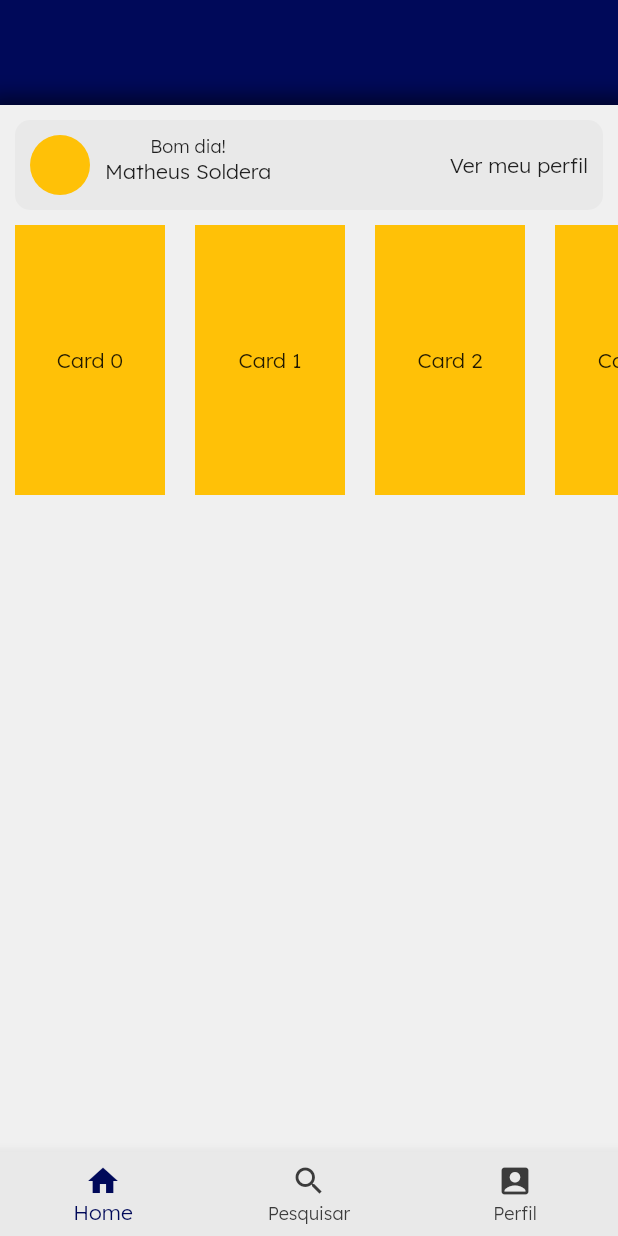
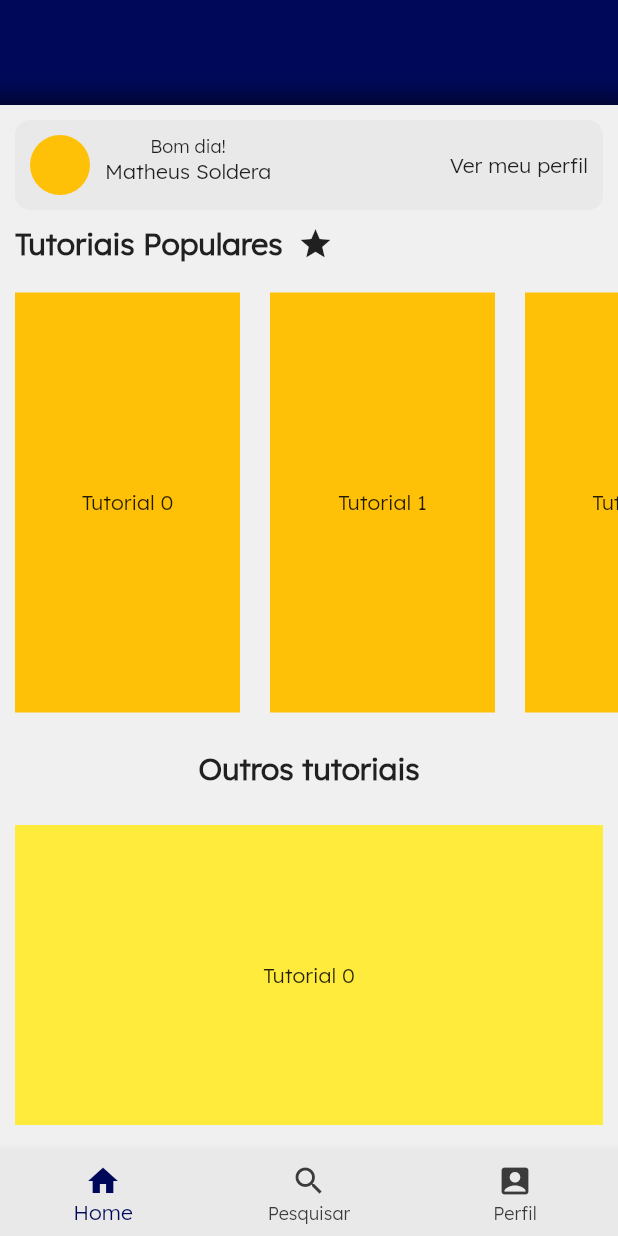
Before and after one commit to KlotJota/how_to, a Flutter app: the HomePage screen opened by its route, on a phone screen of 412 x 824 dp. Run offline on Flutter 3.47's test engine with Material 2 defaults, Android fonts, the phone set to English and light mode, and no system bars; our stand-ins replace get; missing offline and left inert: dart:js.

Commit message:
Layout da pagina inicial

```diff
--- a/lib/Views/home.dart
+++ b/lib/Views/home.dart
@@ -1,3 +1,5 @@
+import 'dart:math';
+
 import 'package:flutter/material.dart';
 import 'package:get/get.dart';
 import 'package:how_to/Views/search-page.dart';
@@ -114,21 +116,35 @@ class _HomePageState extends State<HomePage> {
                       ),
                     ),
                   ),
+                  Row(
+                    mainAxisAlignment: MainAxisAlignment.start,
+                    children: [
+                      Container(
+                        padding: EdgeInsets.all(10),
+                        child: Text(
+                          'Tutoriais Populares',
+                          style: TextStyle(
+                              fontSize: 20, fontWeight: FontWeight.bold),
+                        ),
+                      ),
+                      Icon(Icons.star)
+                    ],
+                  ),
                   Container(
                     child: SingleChildScrollView(
                       child: Column(
                         children: [
                           SizedBox(
-                            height: 200,
+                            height: 300,
                             child: ListView.builder(
                                 itemCount: 10,
                                 scrollDirection: Axis.horizontal,
                                 itemBuilder: (context, index) => Container(
-                                      height: 100,
-                                      width: 100,
+                                      height: 150,
+                                      width: 150,
                                       margin: EdgeInsets.all(10),
                                       child: Center(
-                                        child: Text('Card $index'),
+                                        child: Text('Tutorial $index'),
                                       ),
                                       color: Colors.amber,
                                     )),
@@ -136,7 +152,42 @@ class _HomePageState extends State<HomePage> {
                         ],
                       ),
                     ),
-                  )
+                  ),
+                  Column(
+                    children: [
+                      Container(
+                        padding: EdgeInsets.all(15),
+                        child: Text(
+                          'Outros tutoriais',
+                          style: TextStyle(
+                              fontWeight: FontWeight.bold, fontSize: 20),
+                        ),
+                      ),
+                    ],
+                  ),
+                  Container(
+                    child: SingleChildScrollView(
+                      child: Column(
+                        children: [
+                          SizedBox(
+                            height: 350,
+                            child: ListView.builder(
+                                itemCount: 10,
+                                scrollDirection: Axis.vertical,
+                                itemBuilder: (context, index) => Container(
+                                      height: 200,
+                                      width: 150,
+                                      margin: EdgeInsets.all(10),
+                                      child: Center(
+                                        child: Text('Tutorial $index'),
+                                      ),
+                                      color: Colors.yellow,
+                                    )),
+                          )
+                        ],
+                      ),
+                    ),
+                  ),
                 ],
               ),
             ),
```
